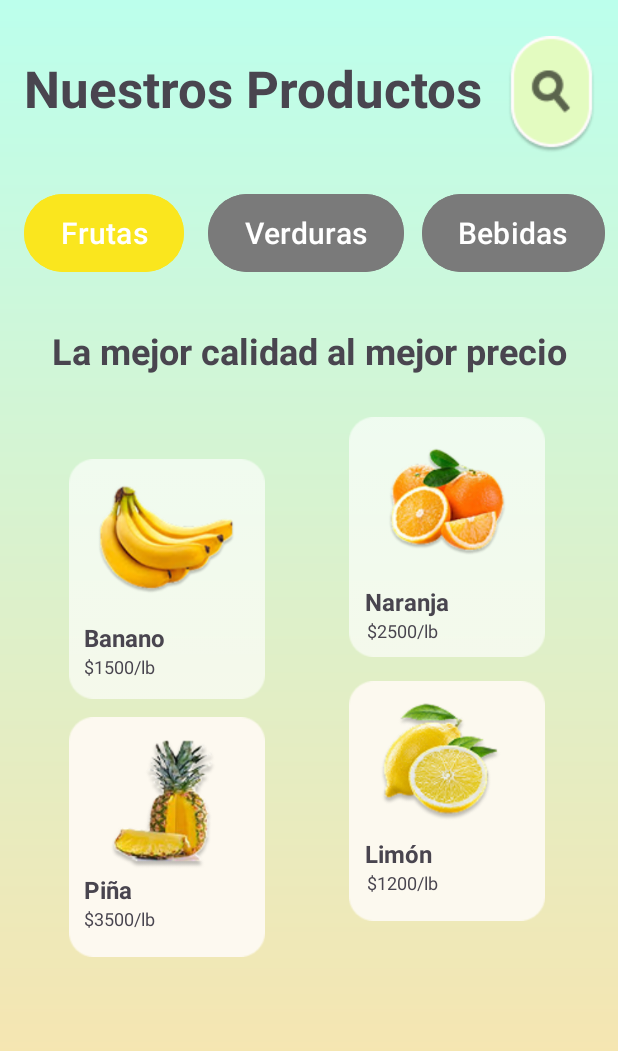
After one commit to hectorvcode/fruver_porvenir, an Android app: the layout activity_listado.xml on its own in the app's theme, with its tools: preview values and no code run, on a phone screen of 412 x 824 dp. The commit adds this screen. Shown: the top 1051 px of the screen. Run offline under Robolectric (Android 15) with nearby library versions, the phone set to English and light mode, and no system bars.

Commit message:
Adding item list activity

```diff
--- /dev/null
+++ b/app/src/main/res/layout/activity_listado.xml
@@ -0,0 +1,226 @@
+<?xml version="1.0" encoding="utf-8"?>
+<androidx.constraintlayout.widget.ConstraintLayout xmlns:android="http://schemas.android.com/apk/res/android"
+    xmlns:app="http://schemas.android.com/apk/res-auto"
+    xmlns:tools="http://schemas.android.com/tools"
+    android:layout_width="match_parent"
+    android:layout_height="match_parent"
+    android:background="@drawable/background_gradient">
+
+    <TextView
+        android:id="@+id/tv_nuestros_productos"
+        android:layout_width="wrap_content"
+        android:layout_height="wrap_content"
+        android:layout_marginStart="16dp"
+        android:layout_marginTop="36dp"
+        android:text="@string/nuestros_productos"
+        android:textSize="34sp"
+        android:textStyle="bold"
+        app:layout_constraintEnd_toEndOf="parent"
+        app:layout_constraintHorizontal_bias="0.0"
+        app:layout_constraintStart_toStartOf="parent"
+        app:layout_constraintTop_toTopOf="parent" />
+
+    <ImageView
+        android:id="@+id/iv_ic_search"
+        android:layout_width="wrap_content"
+        android:layout_height="wrap_content"
+        android:layout_marginTop="24dp"
+        android:contentDescription="@string/search_content_icon"
+        app:layout_constraintEnd_toEndOf="parent"
+        app:layout_constraintHorizontal_bias="0.515"
+        app:layout_constraintStart_toEndOf="@+id/tv_nuestros_productos"
+        app:layout_constraintTop_toTopOf="parent"
+        app:srcCompat="@drawable/ic_search" />
+
+    <Button
+        android:id="@+id/btn_frutas"
+        android:layout_width="wrap_content"
+        android:layout_height="60dp"
+        android:layout_marginTop="44dp"
+        android:backgroundTint="@color/fae61e"
+        android:text="@string/frutas"
+        android:textSize="20sp"
+        app:layout_constraintEnd_toEndOf="parent"
+        app:layout_constraintHorizontal_bias="0.052"
+        app:layout_constraintStart_toStartOf="parent"
+        app:layout_constraintTop_toBottomOf="@+id/tv_nuestros_productos" />
+
+    <Button
+        android:id="@+id/btn_bebidas"
+        android:layout_width="wrap_content"
+        android:layout_height="60dp"
+        android:layout_marginStart="12dp"
+        android:layout_marginTop="44dp"
+        android:backgroundTint="@color/gray"
+        android:text="@string/bebidas"
+        android:textSize="20sp"
+        app:layout_constraintStart_toEndOf="@+id/btn_verduras"
+        app:layout_constraintTop_toBottomOf="@+id/tv_nuestros_productos" />
+
+    <Button
+        android:id="@+id/btn_verduras"
+        android:layout_width="wrap_content"
+        android:layout_height="60dp"
+        android:layout_marginStart="16dp"
+        android:layout_marginTop="44dp"
+        android:backgroundTint="@color/gray"
+        android:text="@string/verduras"
+        android:textSize="20sp"
+        app:layout_constraintStart_toEndOf="@+id/btn_frutas"
+        app:layout_constraintTop_toBottomOf="@+id/tv_nuestros_productos" />
+
+    <TextView
+        android:id="@+id/tv_calidad_precio"
+        android:layout_width="wrap_content"
+        android:layout_height="wrap_content"
+        android:layout_marginTop="32dp"
+        android:text="@string/calidad_precio"
+        android:textSize="24sp"
+        android:textStyle="bold"
+        app:layout_constraintEnd_toEndOf="parent"
+        app:layout_constraintStart_toStartOf="parent"
+        app:layout_constraintTop_toBottomOf="@+id/btn_verduras" />
+
+    <ImageView
+        android:id="@+id/banano"
+        android:layout_width="140dp"
+        android:layout_height="160dp"
+        android:layout_marginTop="56dp"
+        android:contentDescription="@string/tarjeta_bananos"
+        app:layout_constraintEnd_toStartOf="@+id/naranja"
+        app:layout_constraintHorizontal_bias="0.471"
+        app:layout_constraintStart_toStartOf="parent"
+        app:layout_constraintTop_toBottomOf="@+id/tv_calidad_precio"
+        app:srcCompat="@drawable/banano" />
+
+    <TextView
+        android:id="@+id/tv_banano"
+        android:layout_width="wrap_content"
+        android:layout_height="wrap_content"
+        android:layout_marginTop="164dp"
+        android:text="@string/banano"
+        android:textSize="16sp"
+        android:textStyle="bold"
+        app:layout_constraintEnd_toEndOf="parent"
+        app:layout_constraintHorizontal_bias="0.156"
+        app:layout_constraintStart_toStartOf="parent"
+        app:layout_constraintTop_toBottomOf="@+id/tv_calidad_precio" />
+
+    <TextView
+        android:id="@+id/tv_precio_banano"
+        android:layout_width="wrap_content"
+        android:layout_height="wrap_content"
+        android:text="@string/pesos_1500_lb"
+        android:textSize="12sp"
+        app:layout_constraintEnd_toEndOf="parent"
+        app:layout_constraintHorizontal_bias="0.154"
+        app:layout_constraintStart_toStartOf="parent"
+        app:layout_constraintTop_toBottomOf="@+id/tv_banano" />
+
+    <ImageView
+        android:id="@+id/naranja"
+        android:layout_width="140dp"
+        android:layout_height="160dp"
+        android:layout_marginTop="28dp"
+        android:layout_marginEnd="44dp"
+        android:contentDescription="@string/tarjeta_naranjas"
+        app:layout_constraintEnd_toEndOf="parent"
+        app:layout_constraintTop_toBottomOf="@+id/tv_calidad_precio"
+        app:srcCompat="@drawable/naranja" />
+
+    <TextView
+        android:id="@+id/tv_naranja"
+        android:layout_width="wrap_content"
+        android:layout_height="wrap_content"
+        android:layout_marginTop="140dp"
+        android:text="@string/naranja"
+        android:textSize="16sp"
+        android:textStyle="bold"
+        app:layout_constraintEnd_toEndOf="parent"
+        app:layout_constraintHorizontal_bias="0.684"
+        app:layout_constraintStart_toStartOf="parent"
+        app:layout_constraintTop_toBottomOf="@+id/tv_calidad_precio" />
+
+    <TextView
+        android:id="@+id/tv_precio_naranja"
+        android:layout_width="wrap_content"
+        android:layout_height="wrap_content"
+        android:text="@string/pesos_2500_lb"
+        android:textSize="12sp"
+        app:layout_constraintEnd_toEndOf="parent"
+        app:layout_constraintHorizontal_bias="0.671"
+        app:layout_constraintStart_toStartOf="parent"
+        app:layout_constraintTop_toBottomOf="@+id/tv_naranja" />
+
+    <ImageView
+        android:id="@+id/pina"
+        android:layout_width="140dp"
+        android:layout_height="160dp"
+        android:layout_marginTop="12dp"
+        android:contentDescription="@string/tarjeta_pinas"
+        app:layout_constraintEnd_toStartOf="@+id/limon"
+        app:layout_constraintHorizontal_bias="0.471"
+        app:layout_constraintStart_toStartOf="parent"
+        app:layout_constraintTop_toBottomOf="@+id/banano"
+        app:srcCompat="@drawable/pina" />
+
+    <TextView
+        android:id="@+id/tv_pina"
+        android:layout_width="wrap_content"
+        android:layout_height="wrap_content"
+        android:layout_marginTop="116dp"
+        android:text="@string/pina"
+        android:textSize="16sp"
+        android:textStyle="bold"
+        app:layout_constraintEnd_toEndOf="parent"
+        app:layout_constraintHorizontal_bias="0.147"
+        app:layout_constraintStart_toStartOf="parent"
+        app:layout_constraintTop_toBottomOf="@+id/banano" />
+
+    <TextView
+        android:id="@+id/tv_precio_pina"
+        android:layout_width="wrap_content"
+        android:layout_height="wrap_content"
+        android:text="@string/pesos_3500_lb"
+        android:textSize="12sp"
+        app:layout_constraintEnd_toEndOf="parent"
+        app:layout_constraintHorizontal_bias="0.154"
+        app:layout_constraintStart_toStartOf="parent"
+        app:layout_constraintTop_toBottomOf="@+id/tv_pina" />
+
+    <ImageView
+        android:id="@+id/limon"
+        android:layout_width="140dp"
+        android:layout_height="160dp"
+        android:layout_marginTop="16dp"
+        android:layout_marginEnd="44dp"
+        android:contentDescription="@string/tarjeta_limones"
+        app:layout_constraintEnd_toEndOf="parent"
+        app:layout_constraintTop_toBottomOf="@+id/naranja"
+        app:srcCompat="@drawable/limon" />
+
+    <TextView
+        android:id="@+id/tv_limon"
+        android:layout_width="wrap_content"
+        android:layout_height="wrap_content"
+        android:layout_marginTop="120dp"
+        android:text="@string/limon"
+        android:textSize="16sp"
+        android:textStyle="bold"
+        app:layout_constraintEnd_toEndOf="parent"
+        app:layout_constraintHorizontal_bias="0.663"
+        app:layout_constraintStart_toStartOf="parent"
+        app:layout_constraintTop_toBottomOf="@+id/naranja" />
+
+    <TextView
+        android:id="@+id/tv_precio_limon"
+        android:layout_width="wrap_content"
+        android:layout_height="wrap_content"
+        android:text="@string/pesos_1200_lb"
+        android:textSize="12sp"
+        app:layout_constraintEnd_toEndOf="parent"
+        app:layout_constraintHorizontal_bias="0.671"
+        app:layout_constraintStart_toStartOf="parent"
+        app:layout_constraintTop_toBottomOf="@+id/tv_limon" />
+
+</androidx.constraintlayout.widget.ConstraintLayout>
--- a/app/src/main/res/layout/activity_login.xml
+++ b/app/src/main/res/layout/activity_login.xml
@@ -3,8 +3,8 @@
     xmlns:app="http://schemas.android.com/apk/res-auto"
     xmlns:tools="http://schemas.android.com/tools"
     android:layout_width="match_parent"
-             android:layout_height="match_parent"
-             android:background="@drawable/background_gradient">
+    android:layout_height="match_parent"
+    android:background="@drawable/background_gradient">
 
     <ImageView
         android:id="@+id/iv_app_logo"
--- a/app/src/main/res/values-night/colors.xml
+++ b/app/src/main/res/values-night/colors.xml
@@ -4,4 +4,5 @@
     <color name="white">#FFFFFFFF</color>
     <color name="gray">#7A7A7A</color>
     <color name="green_mint">#009688</color>
+    <color name="fae61e">#FAE61E</color>
 </resources>
--- a/app/src/main/res/values-night/strings.xml
+++ b/app/src/main/res/values-night/strings.xml
@@ -3,4 +3,15 @@
     <string name="usuario">Usuario</string>
     <string name="ingresar">Ingresar</string>
     <string name="recuperar_contrasena">Recuperar Contrasena</string>
+    <string name="frutas">Frutas</string>
+    <string name="verduras">Verduras</string>
+    <string name="bebidas">Bebidas</string>
+    <string name="calidad_precio">La mejor calidad al mejor precio</string>
+    <string name="pesos_1500_lb">$1500/lb</string>
+    <string name="naranja">Naranja</string>
+    <string name="pina">Piña</string>
+    <string name="pesos_3500_lb">$3500/lb</string>
+    <string name="limon">Limón</string>
+    <string name="tarjeta_naranjas">Tarjeta Naranjas</string>
+    <string name="tarjeta_pinas">Tarjeta Piñas</string>
 </resources>
--- a/app/src/main/res/values/colors.xml
+++ b/app/src/main/res/values/colors.xml
@@ -4,4 +4,5 @@
     <color name="white">#FFFFFFFF</color>
     <color name="gray">#7A7A7A</color>
     <color name="green_mint">#009688</color>
+    <color name="fae61e">#FAE61E</color>
 </resources>
--- a/app/src/main/res/values/strings.xml
+++ b/app/src/main/res/values/strings.xml
@@ -10,4 +10,22 @@
     <string name="usuario">Usuario</string>
     <string name="ingresar">Ingresar</string>
     <string name="recuperar_contrasena">Recuperar Contraseña</string>
+    <string name="nuestros_productos">Nuestros Productos</string>
+    <string name="frutas">Frutas</string>
+    <string name="verduras">Verduras</string>
+    <string name="bebidas">Bebidas</string>
+    <string name="calidad_precio">La mejor calidad al mejor precio</string>
+    <string name="banano">Banano</string>
+    <string name="pesos_1500_lb">$1500/lb</string>
+    <string name="naranja">Naranja</string>
+    <string name="pesos_2500_lb">$2500/lb</string>
+    <string name="pina">Piña</string>
+    <string name="pesos_3500_lb">$3500/lb</string>
+    <string name="limon">Limón</string>
+    <string name="pesos_1200_lb">$1200/lb</string>
+    <string name="search_content_icon">Search Content Icon</string>
+    <string name="tarjeta_bananos">Tarjeta Bananos</string>
+    <string name="tarjeta_naranjas">Tarjeta Naranjas</string>
+    <string name="tarjeta_pinas">Tarjeta Piñas</string>
+    <string name="tarjeta_limones">Tarjeta Limones</string>
 </resources>
```
Also changed, not shown: app/src/main/res/drawable/banano.png (added), app/src/main/res/drawable/ic_search.png (added), app/src/main/res/drawable/limon.png (added), app/src/main/res/drawable/naranja.png (added), app/src/main/res/drawable/pina.png (added).
